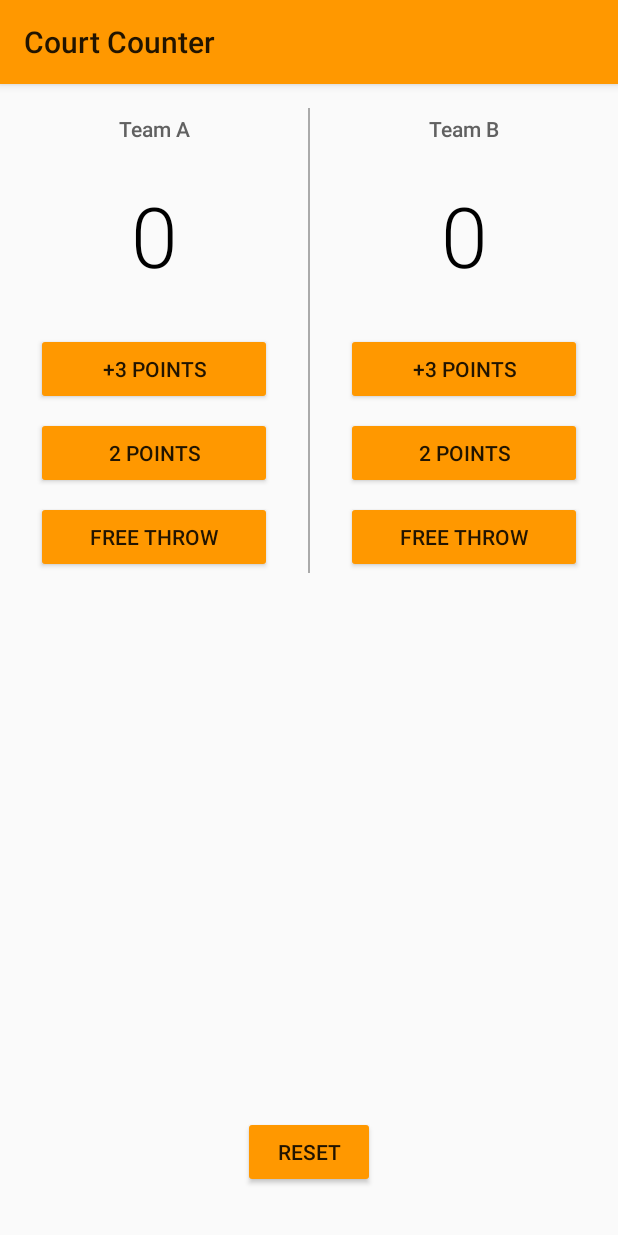
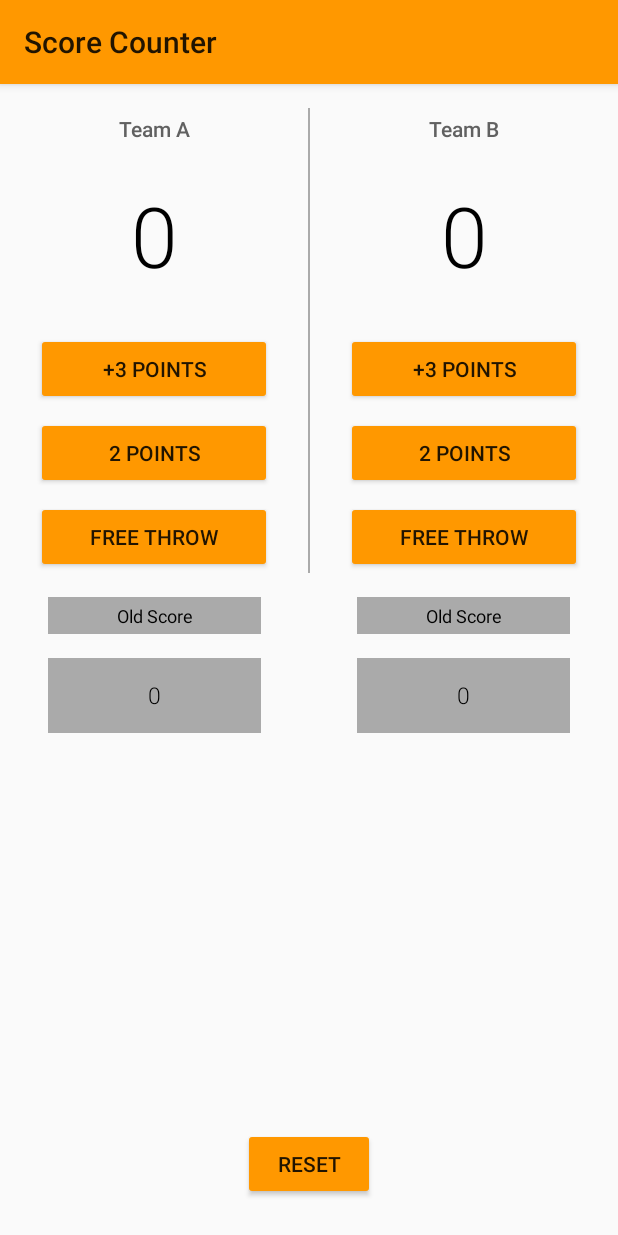
Before and after one commit to fahmieshaq/CourtCounter, an Android app: the screen it shows after launch (MainActivity), after a tap on "RESET", on a phone screen of 412 x 824 dp. Run offline under Robolectric (Android 15) with nearby library versions, the phone set to English and light mode, and no system bars.

Commit message:
Added old score keeper

```diff
--- a/app/src/main/java/com/fahmieshaq/courtcounter/MainActivity.java
+++ b/app/src/main/java/com/fahmieshaq/courtcounter/MainActivity.java
@@ -10,6 +10,7 @@ public class MainActivity extends AppCompatActivity {
     private final int THREE_POINTS = 3;
     private final int TWO_POINTS = 2;
     private final int ONE_POINT = 1;
+
     private int teamAScore = 0;
     private int teamBScore = 0;
 
@@ -19,43 +20,39 @@ public class MainActivity extends AppCompatActivity {
         setContentView(R.layout.activity_main);
     }
 
-    // Team A
+    // Team A score calculator
     public void addThreePointsForTeamA(View view) {
         teamAScore = teamAScore + THREE_POINTS;
         displayForTeamA(teamAScore);
     }
 
+    // Team A score calculator
     public void addTwoPointsForTeamA(View view) {
         teamAScore = teamAScore + TWO_POINTS;
         displayForTeamA(teamAScore);
     }
 
+    // Team A score calculator
     public void addOnePointForTeamA(View view) {
         teamAScore = teamAScore + ONE_POINT;
         displayForTeamA(teamAScore);
     }
 
-    // TEAM B
+    // Team B score calculator
     public void addThreePointsForTeamB(View view) {
         teamBScore = teamBScore + THREE_POINTS;
         displayForTeamB(teamBScore);
     }
 
+    // Team B score calculator
     public void addTwoPointsForTeamB(View view) {
         teamBScore = teamBScore + TWO_POINTS;
         displayForTeamB(teamBScore);
     }
 
+    // Team B score calculator
     public void addOnePointForTeamB(View view) {
         teamBScore = teamBScore + ONE_POINT;
-        displayForTeamB(teamBScore);
-    }
-
-    // Reset scores
-    public void reset(View view) {
-        teamAScore = 0;
-        teamBScore = 0;
-        displayForTeamA(teamAScore);
         displayForTeamB(teamBScore);
     }
 
@@ -74,4 +71,31 @@ public class MainActivity extends AppCompatActivity {
         TextView scoreValue = (TextView) findViewById(R.id.team_b_score);
         scoreValue.setText(String.valueOf(score));
     }
+
+    /**
+     * Display team A old score
+     */
+    private void displayOldScoreForTeamA(int score) {
+        TextView oldScoreValue = (TextView) findViewById(R.id.team_a_history_score);
+        oldScoreValue.setText(String.valueOf(score));
+    }
+
+    /**
+     * Display team B old score
+     */
+    private void displayOldScoreForTeamB(int score) {
+        TextView oldScoreValue = (TextView) findViewById(R.id.team_b_history_score);
+        oldScoreValue.setText(String.valueOf(score));
+    }
+
+    // Reset scores
+    public void reset(View view) {
+        // Save old scores and then reset scores
+        displayOldScoreForTeamA(teamAScore);
+        displayOldScoreForTeamB(teamBScore);
+        teamAScore = 0;
+        teamBScore = 0;
+        displayForTeamA(teamAScore);
+        displayForTeamB(teamBScore);
+    }
 }
--- a/app/src/main/res/layout/activity_main.xml
+++ b/app/src/main/res/layout/activity_main.xml
@@ -1,15 +1,19 @@
 <?xml version="1.0" encoding="utf-8"?>
+<!-- The relative layout includes two linear layouts and one reset button -->
 <RelativeLayout xmlns:android="http://schemas.android.com/apk/res/android"
     xmlns:tools="http://schemas.android.com/tools"
     android:layout_width="match_parent"
     android:layout_height="match_parent"
     tools:context=".MainActivity">
 
+    <!-- This layout represents score control dashboard for team A and team B -->
     <LinearLayout
+        android:id="@+id/score_control_dashboard"
         android:layout_width="match_parent"
         android:layout_height="wrap_content"
         android:orientation="horizontal">
 
+        <!-- Team A dashboard -->
         <LinearLayout
             android:layout_width="0dp"
             android:layout_height="wrap_content"
@@ -72,12 +76,14 @@
 
         </LinearLayout>
 
+        <!-- splitter -->
         <View
             android:layout_width="1dp"
             android:layout_height="match_parent"
             android:layout_marginTop="16dp"
             android:background="@android:color/darker_gray" />
 
+        <!-- Team B dashboard -->
         <LinearLayout
             android:layout_width="0dp"
             android:layout_height="match_parent"
@@ -142,15 +148,104 @@
 
     </LinearLayout>
 
+    <!-- This layout represents historic scores dashboard for team A and team B -->
+    <LinearLayout
+        android:layout_width="match_parent"
+        android:layout_height="match_parent"
+        android:layout_below="@id/score_control_dashboard"
+        android:orientation="vertical">
+
+        <!-- Old score labels -->
+        <LinearLayout
+            android:id="@+id/score_history_labels"
+            android:layout_width="match_parent"
+            android:layout_height="wrap_content"
+            android:orientation="horizontal">
+
+            <TextView
+                android:id="@+id/team_a_history_label"
+                android:layout_width="0dp"
+                android:layout_height="wrap_content"
+                android:layout_marginLeft="32dp"
+                android:layout_marginRight="32dp"
+                android:layout_marginTop="16dp"
+                android:layout_weight="1"
+                android:background="@android:color/darker_gray"
+                android:fontFamily="sans-serif-heavy"
+                android:gravity="center"
+                android:padding="4dp"
+                android:text="Old Score"
+                android:textColor="@android:color/black"
+                android:textSize="12dp" />
+
+            <TextView
+                android:id="@+id/team_b_history_label"
+                android:layout_width="0dp"
+                android:layout_height="wrap_content"
+                android:layout_marginLeft="32dp"
+                android:layout_marginRight="32dp"
+                android:layout_marginTop="16dp"
+                android:layout_weight="1"
+                android:background="@android:color/darker_gray"
+                android:fontFamily="sans-serif-heavy"
+                android:gravity="center"
+                android:padding="4dp"
+                android:text="Old Score"
+                android:textColor="@android:color/black"
+                android:textSize="12dp" />
+        </LinearLayout>
+
+        <!-- Old score values -->
+        <LinearLayout
+            android:layout_width="match_parent"
+            android:layout_height="wrap_content"
+            android:orientation="horizontal">
+
+            <TextView
+                android:id="@+id/team_a_history_score"
+                android:layout_width="0dp"
+                android:layout_height="50dp"
+                android:layout_marginLeft="32dp"
+                android:layout_marginRight="32dp"
+                android:layout_marginTop="16dp"
+                android:layout_weight="1"
+                android:background="@android:color/darker_gray"
+                android:fontFamily="sans-serif-light"
+                android:gravity="center"
+                android:padding="4dp"
+                android:text="0"
+                android:textColor="@android:color/black"
+                android:textSize="15dp" />
+
+            <TextView
+                android:id="@+id/team_b_history_score"
+                android:layout_width="0dp"
+                android:layout_height="50dp"
+                android:layout_marginLeft="32dp"
+                android:layout_marginRight="32dp"
+                android:layout_marginTop="16dp"
+                android:layout_weight="1"
+                android:background="@android:color/darker_gray"
+                android:fontFamily="sans-serif-light"
+                android:gravity="center"
+                android:padding="4dp"
+                android:text="0"
+                android:textColor="@android:color/black"
+                android:textSize="15dp" />
+
+        </LinearLayout>
+
+    </LinearLayout>
+
+    <!-- This view represents a reset button -->
     <Button
         android:id="@+id/reset_button"
         android:layout_width="wrap_content"
         android:layout_height="wrap_content"
         android:layout_alignParentBottom="true"
         android:layout_centerHorizontal="true"
-        android:layout_marginBottom="32dp"
+        android:layout_marginBottom="24dp"
         android:onClick="reset"
         android:text="Reset" />
+
 </RelativeLayout>
-
-    <!--  -->
--- a/app/src/main/res/values/strings.xml
+++ b/app/src/main/res/values/strings.xml
@@ -1,3 +1,3 @@
 <resources>
-    <string name="app_name">Court Counter</string>
+    <string name="app_name">Score Counter</string>
 </resources>
```
